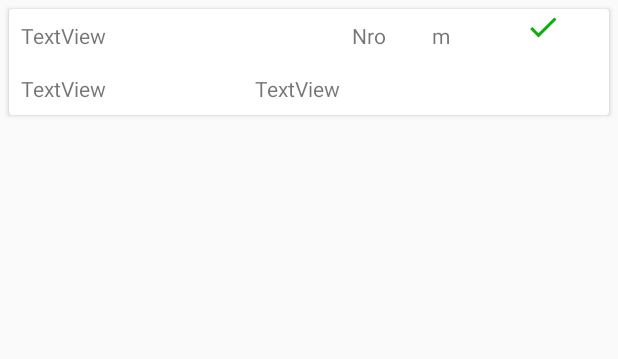
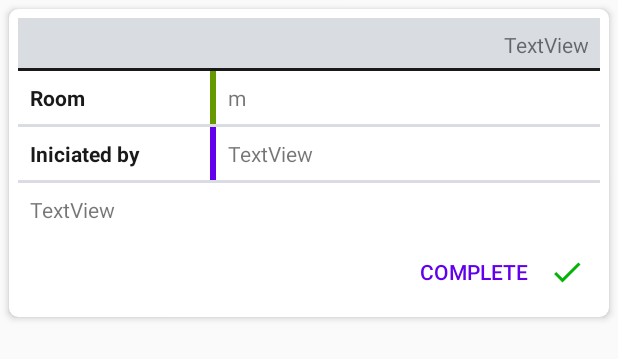
Before and after one commit to yamir86/frameworks_javascript, an Android app: the layout lista_lobby.xml on its own in the app's theme, with its tools: preview values and no code run, on a phone screen of 412 x 824 dp. Shown: the top 359 px of the screen. Run offline under Robolectric (Android 15) with nearby library versions, the phone set to English and light mode, and no system bars.

Commit message:
ultimos cambios

```diff
--- a/Documents/movil-hh-master/app/src/main/java/com/tavasolutions/fragments/FragmentAddRequestFrontDesk.java
+++ b/Documents/movil-hh-master/app/src/main/java/com/tavasolutions/fragments/FragmentAddRequestFrontDesk.java
@@ -320,7 +320,7 @@ public class FragmentAddRequestFrontDesk extends Fragment implements View.OnClic
                     @Override
                     public void onTimeSet(TimePicker timePicker, int selectedHour, int selectedMinute) {
 
-                        hourTextView.setText( selectedHour + ":" + selectedMinute);
+                        showTime(selectedHour, selectedMinute);
                     }
                 }, hour, minute, true);//Yes 24 hour time
                 mTimePicker.setTitle("Select Time");
@@ -434,6 +434,34 @@ public class FragmentAddRequestFrontDesk extends Fragment implements View.OnClic
     }
 
 
+    public void showTime(int hour, int min) {
+
+        String format;
+        String hourStr=String.valueOf(hour);
+        String minuteStr = String.valueOf(min);
+
+        if (hour == 0) {
+            hour += 12;
+            format = "AM";
+        } else if (hour == 12) {
+            format = "PM";
+        } else if (hour > 12) {
+            hour -= 12;
+            format = "PM";
+        } else {
+            format = "AM";
+        }
+
+        if (min<=9)
+            minuteStr="0".concat(String.valueOf(min));
+        if (hour<=9)
+            hourStr="0".concat(String.valueOf(hour));
+
+        hourTextView.setText(new StringBuilder().append(hourStr).append(" : ").append(minuteStr)
+                .append(" ").append(format));
+    }
+
+
     public static class DatePickerFragment extends DialogFragment
             implements DatePickerDialog.OnDateSetListener {
 
--- a/Documents/movil-hh-master/app/src/main/java/com/tavasolutions/fragments/FragmentRequestLobby.java
+++ b/Documents/movil-hh-master/app/src/main/java/com/tavasolutions/fragments/FragmentRequestLobby.java
@@ -1,14 +1,17 @@
 package com.tavasolutions.fragments;
 
 
+import android.content.DialogInterface;
 import android.os.Bundle;
 import android.support.v4.app.Fragment;
+import android.support.v7.app.AlertDialog;
 import android.support.v7.widget.LinearLayoutManager;
 import android.support.v7.widget.RecyclerView;
 import android.util.Log;
 import android.view.LayoutInflater;
 import android.view.View;
 import android.view.ViewGroup;
+import android.widget.Button;
 import android.widget.ImageButton;
 import android.widget.TextView;
 
@@ -119,7 +122,7 @@ public class FragmentRequestLobby extends Fragment implements View.OnClickListen
 
         TextView tv_initiateddate,tv_room, tv_request, tv_initiateby, tv_note, tv_delay;
 
-        ImageButton completeBtn;
+        Button completeBtn;
 
         public ImportViewHolder(View view){
             super(view);
@@ -143,6 +146,12 @@ public class FragmentRequestLobby extends Fragment implements View.OnClickListen
             completeBtn.setOnClickListener(new View.OnClickListener() {
                 @Override
                 public void onClick(View view) {
+
+                    new AlertDialog.Builder(getActivity())
+                            .setMessage("Set request statuts as completed?")
+                            .setCancelable(false)
+                            .setPositiveButton("Yes", new DialogInterface.OnClickListener() {
+                                public void onClick(DialogInterface dialog, int id) {
                                     RequestParams rp = new RequestParams();
                                     rp.add("mod", "completeRequest");
                                     rp.add("requestRecordId", listaRequest.get(position).getRequestrecordid());
@@ -181,6 +190,11 @@ public class FragmentRequestLobby extends Fragment implements View.OnClickListen
 
                                     });
                                 }
+                            })
+                            .setNegativeButton("No", null)
+                            .show();
+
+                }
             });
             //tv_note.setText(listaRequest.get(position).getNote());
             //tv_delay.setText(listaRequest.get(position).getDelay());
--- a/Documents/movil-hh-master/app/src/main/res/layout/lista_lobby.xml
+++ b/Documents/movil-hh-master/app/src/main/res/layout/lista_lobby.xml
@@ -1,5 +1,7 @@
 <?xml version="1.0" encoding="utf-8"?>
 <LinearLayout xmlns:android="http://schemas.android.com/apk/res/android"
+    xmlns:app="http://schemas.android.com/apk/res-auto"
+    xmlns:tools="http://schemas.android.com/tools"
     android:layout_width="match_parent"
     android:layout_height="wrap_content">
 
@@ -7,13 +9,16 @@
         android:layout_width="match_parent"
         android:layout_height="wrap_content"
         android:layout_margin="6dp"
-        android:padding="8dp">
+        android:padding="8dp"
+        app:cardCornerRadius="6dp"
+        app:cardElevation="3dp">
 
         <LinearLayout
             android:layout_width="match_parent"
             android:layout_height="match_parent"
             android:layout_weight="4"
-            android:orientation="horizontal">
+            android:orientation="vertical"
+            android:padding="6dp">
 
             <LinearLayout
                 android:layout_width="match_parent"
@@ -21,110 +26,115 @@
                 android:layout_weight="4"
                 android:orientation="vertical">
 
+                <TextView
+                    android:id="@+id/tv_initiateddate"
+                    android:layout_width="match_parent"
+                    android:layout_height="wrap_content"
+                    android:layout_gravity="right|end"
+                    android:background="@drawable/spinner_item_background"
+                    android:gravity="end"
+                    android:padding="8dp"
+                    android:text="TextView" />
+
                 <LinearLayout
                     android:layout_width="match_parent"
-                    android:layout_height="match_parent"
-                    android:layout_weight="2"
+                    android:layout_height="wrap_content"
                     android:orientation="horizontal">
 
                     <TextView
-                        android:id="@+id/tv_initiateddate"
+                        android:id="@+id/textView2"
                         android:layout_width="0dp"
                         android:layout_height="wrap_content"
-                        android:layout_weight="3"
+                        android:layout_weight="0.5"
                         android:padding="8dp"
-                        android:text="TextView" />
+                        android:text="Room"
+                        android:textColor="@color/colorPrimaryDark"
+                        android:textStyle="bold" />
 
                     <TextView
-                        android:id="@+id/textView2"
-                        android:layout_width="wrap_content"
-                        android:layout_height="wrap_content"
-                        android:layout_weight="0.2"
-                        android:padding="8dp"
-                        android:text="Nro" />
+                        android:id="@+id/textView10"
+                        android:layout_width="4dp"
+                        android:layout_height="match_parent"
+                        android:background="@android:color/holo_green_dark" />
 
                     <TextView
                         android:id="@+id/tv_room"
                         android:layout_width="0dp"
                         android:layout_height="wrap_content"
-                        android:layout_weight="0.5"
+                        android:layout_weight="1"
                         android:padding="8dp"
                         android:text="m" />
 
                 </LinearLayout>
+
+                <TextView
+                    android:id="@+id/textView11"
+                    android:layout_width="match_parent"
+                    android:layout_height="2dp"
+                    android:background="@color/colorPrimaryLight"
+                    android:visibility="visible" />
+
                 <LinearLayout
                     android:layout_width="match_parent"
-                    android:layout_height="match_parent"
-                    android:layout_weight="2"
+                    android:layout_height="wrap_content"
                     android:orientation="horizontal">
 
+                    <TextView
+                        android:id="@+id/textView17"
+                        android:layout_width="0dp"
+                        android:layout_height="wrap_content"
+                        android:layout_weight="0.5"
+                        android:padding="8dp"
+                        android:text="Iniciated by"
+                        android:textColor="@color/colorPrimaryDark"
+                        android:textStyle="bold" />
+
+                    <TextView
+                        android:id="@+id/textView19"
+                        android:layout_width="4dp"
+                        android:layout_height="match_parent"
+                        android:background="@color/design_default_color_primary" />
 
                     <TextView
                         android:id="@+id/tv_initiateby"
-                        android:layout_width="match_parent"
+                        android:layout_width="0dp"
                         android:layout_height="wrap_content"
                         android:layout_weight="1"
                         android:padding="8dp"
                         android:text="TextView" />
+                </LinearLayout>
+
+                <TextView
+                    android:id="@+id/textView21"
+                    android:layout_width="match_parent"
+                    android:layout_height="2dp"
+                    android:background="@color/colorPrimaryLight"
+                    android:text="TextView" />
+
+                <LinearLayout
+                    android:layout_width="match_parent"
+                    android:layout_height="wrap_content"
+                    android:orientation="horizontal">
 
                     <TextView
                         android:id="@+id/tv_request"
                         android:layout_width="match_parent"
                         android:layout_height="wrap_content"
-                        android:layout_weight="1"
                         android:padding="8dp"
                         android:text="TextView" />
-<!--
-                <LinearLayout
-                    android:layout_width="match_parent"
-                    android:layout_height="match_parent"
-                    android:layout_weight="2"
-                    android:orientation="horizontal">
-
-                    <TextView
-                        android:id="@+id/tv_note"
-                        android:layout_width="0dp"
-                        android:layout_height="wrap_content"
-                        android:layout_weight="2"
-                        android:text="TextView" />
-
-                    <TextView
-                        android:id="@+id/tv_delay"
-                        android:layout_width="0dp"
-                        android:layout_height="wrap_content"
-                        android:layout_weight="1"
-                        android:text="TextView" />
-
-                </LinearLayout>
--->
-
-
                 </LinearLayout>
 
-            </LinearLayout>
-
-            <LinearLayout
-                android:layout_width="match_parent"
-                android:layout_height="wrap_content"
-                android:layout_weight="14"
-                android:orientation="vertical">
-
-                <!--
                 <Button
-                    android:id="@+id/button3"
-                    android:layout_width="match_parent"
+                    android:id="@+id/imageViewBtn"
+                    android:layout_width="wrap_content"
                     android:layout_height="wrap_content"
-                    android:layout_weight="0.5"
-                    android:text="COM" />
-                -->
-
-                <ImageButton
-                    android:id="@+id/imageViewBtn"
-                    android:layout_width="match_parent"
-                    android:layout_height="match_parent"
+                    android:layout_gravity="end"
+                    android:adjustViewBounds="false"
                     android:background="#0000"
-                    android:src="@drawable/ic_check_black_24dp"
-                    android:text="" />
+                    android:drawableRight="@drawable/ic_check_black_24dp"
+                    android:padding="10dp"
+                    android:text="Complete    "
+                    android:textColor="@color/design_default_color_primary" />
 
             </LinearLayout>
 
```
Lines whose indentation alone changed are shown as unchanged.
